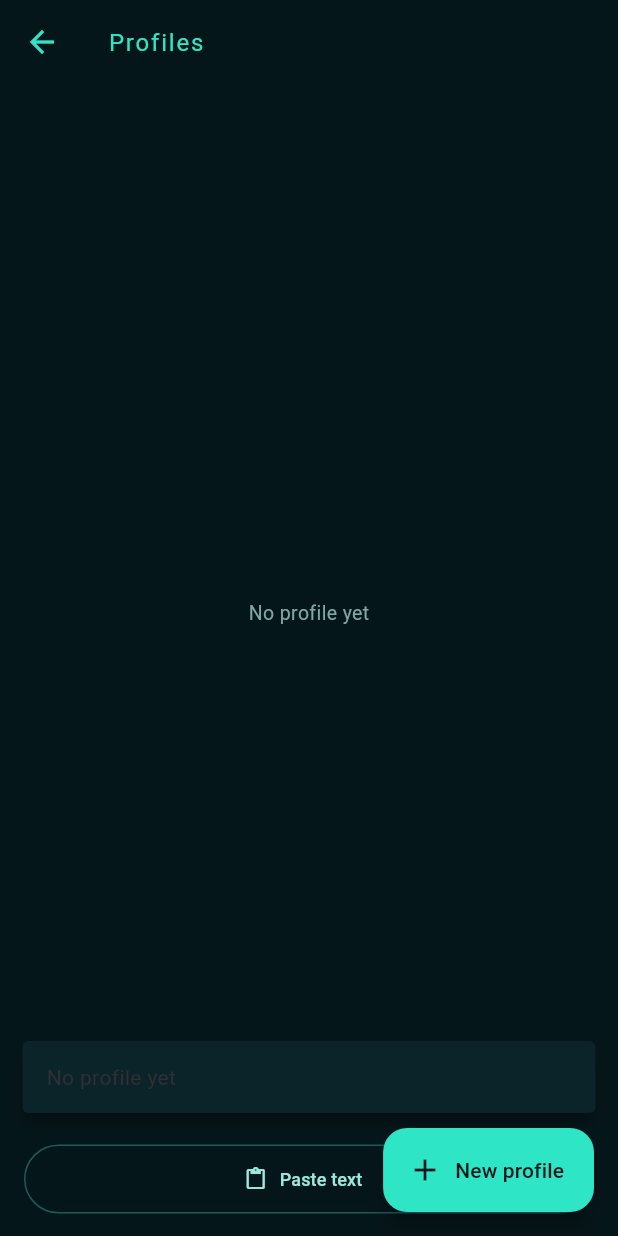
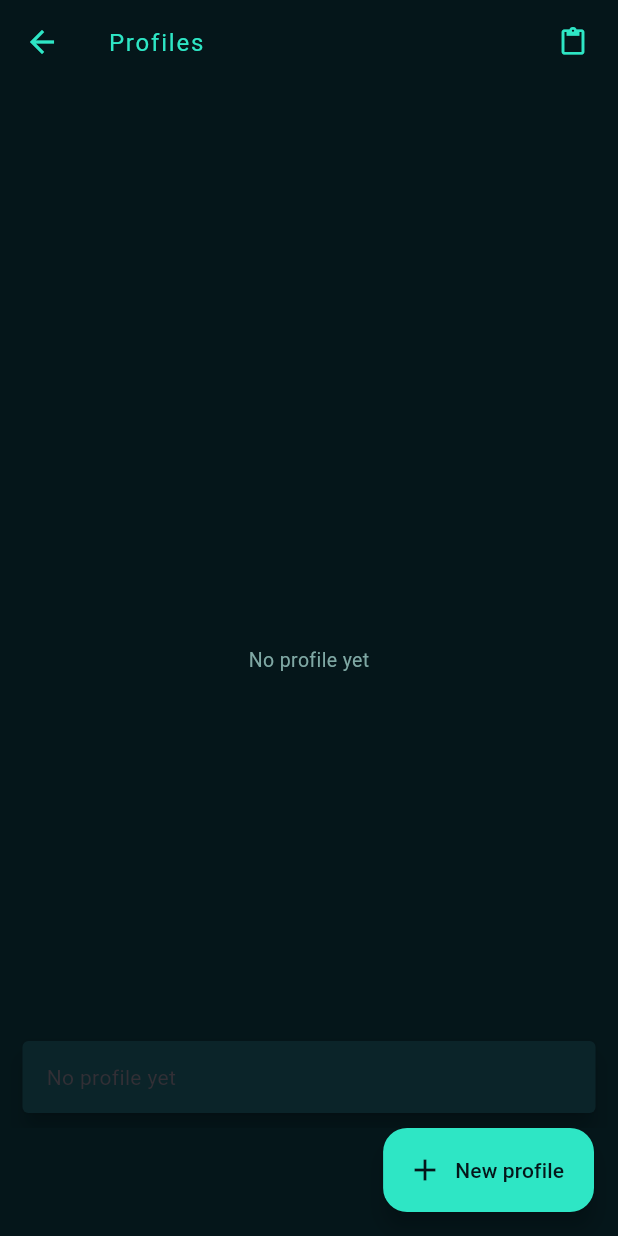
Before and after one commit to KofyTrade/geoid, a Flutter app: the screen it shows after launch, after a tap on "Connect", on a phone screen of 412 x 824 dp. Run offline on Flutter 3.47's test engine with Material 3 defaults, Android fonts, the phone set to English and light mode, and no system bars; network calls fail.

Commit message:
Flutter: app completa, publicacion de versiones y detalles de interfaz

```diff
--- a/flutter_app/lib/screens/profiles_screen.dart
+++ b/flutter_app/lib/screens/profiles_screen.dart
@@ -264,6 +264,14 @@ class _ProfilesScreenState extends State<ProfilesScreen> {
           t('perfiles'),
           style: const TextStyle(fontSize: 16, letterSpacing: 1.2),
         ),
+        actions: [
+          IconButton(
+            tooltip: t('pegar_texto'),
+            onPressed: _pegarTexto,
+            icon: const Icon(Icons.content_paste, size: 20),
+          ),
+          const SizedBox(width: 6),
+        ],
       ),
       floatingActionButton: FloatingActionButton.extended(
         backgroundColor: GeoidColors.acento,
@@ -373,23 +381,6 @@ class _ProfilesScreenState extends State<ProfilesScreen> {
                         },
                       ),
                     ),
-                  Padding(
-                    padding: const EdgeInsets.fromLTRB(16, 0, 16, 14),
-                    child: OutlinedButton.icon(
-                      onPressed: _pegarTexto,
-                      style: OutlinedButton.styleFrom(
-                        foregroundColor: const Color(0xFF9BE8DC),
-                        side: const BorderSide(color: GeoidColors.borde),
-                        minimumSize: const Size.fromHeight(46),
-                        shape: RoundedRectangleBorder(
-                          borderRadius: BorderRadius.circular(23),
-                        ),
-                      ),
-                      icon: const Icon(Icons.content_paste, size: 16),
-                      label: Text(t('pegar_texto'),
-                          style: const TextStyle(fontSize: 12)),
-                    ),
-                  ),
                 ],
               ),
       ),
--- a/flutter_app/pubspec.yaml
+++ b/flutter_app/pubspec.yaml
@@ -16,7 +16,7 @@ publish_to: 'none' # Remove this line if you wish to publish to pub.dev
 # https://developer.apple.com/library/archive/documentation/General/Reference/InfoPlistKeyReference/Articles/CoreFoundationKeys.html
 # In Windows, build-name is used as the major, minor, and patch parts
 # of the product and file versions while build-number is used as the build suffix.
-version: 2.0.0+10
+version: 2.0.0+20
 
 environment:
   sdk: ^3.14.0
```
Also changed, not shown: 2 other files.
